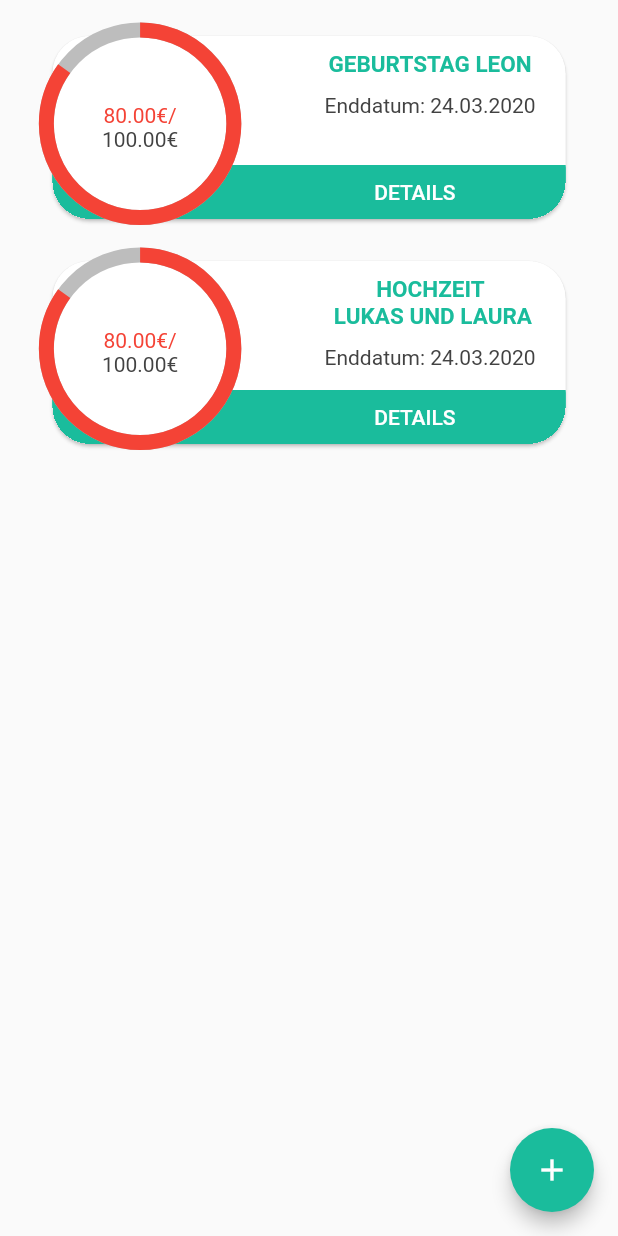
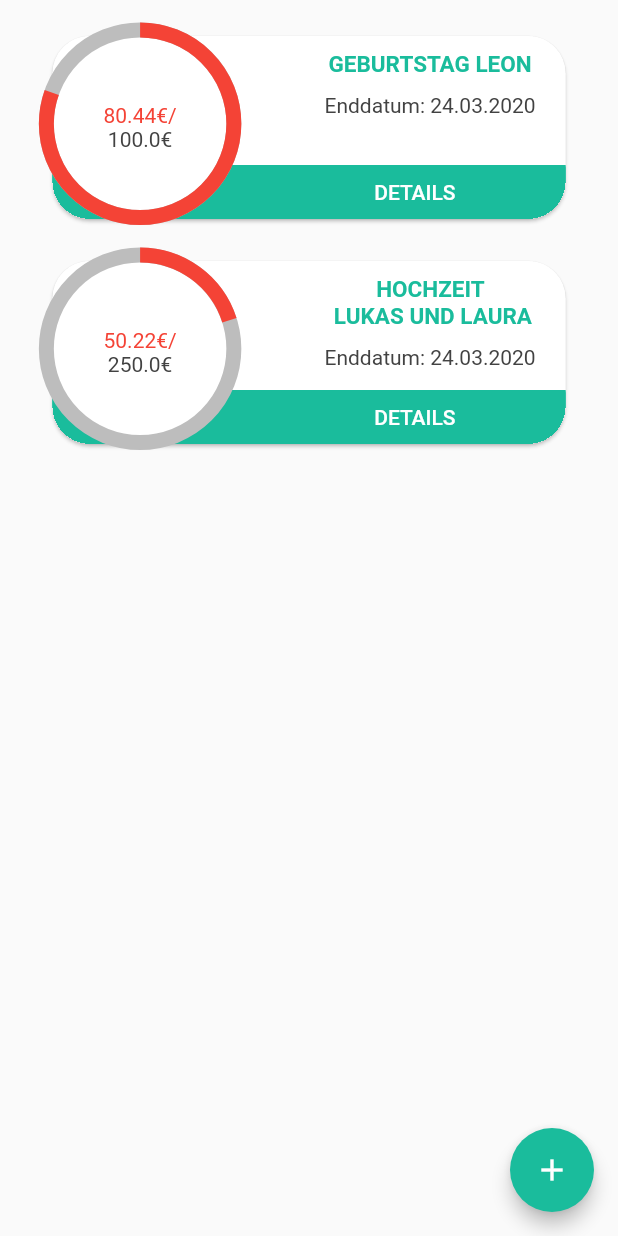
Before and after one commit to JanSchlte/gomobie_, a Flutter app: the CollectionGroups screen opened by its route, on a phone screen of 412 x 824 dp. Run offline on Flutter 3.47's test engine with Material 2 defaults, Android fonts, the phone set to English and light mode, and no system bars; our stand-ins replace cloud_firestore, firebase_auth; accounts and stored records are empty; generated files the repository leaves out were written again; Roboto replaces fonts that are missing (Metropolis).

Commit message:
Habe noch die GruppenKarten etwas individualisiert

```diff
--- a/lib/pages/home/groups.dart
+++ b/lib/pages/home/groups.dart
@@ -18,8 +18,14 @@ class CollectionGroups extends StatelessWidget {
       body: Center(
         child: Column(
           children: <Widget>[
-            GroupCard('GEBURTSTAG LEON'),
-            GroupCard('HOCHZEIT \n LUKAS UND LAURA'),
+            GroupCard(
+                title: 'GEBURTSTAG LEON',
+                money_available: 80.44,
+                money_needed: 100.00),
+            GroupCard(
+                title: 'HOCHZEIT \n LUKAS UND LAURA',
+                money_available: 50.22,
+                money_needed: 250.00),
           ],
         ),
       ),
--- a/lib/widgets/home/groups/collection_groups.dart
+++ b/lib/widgets/home/groups/collection_groups.dart
@@ -2,9 +2,10 @@ import 'package:flutter/material.dart';
 
 class GroupCard extends StatelessWidget {
   final String title;
+  final double money_available;
+  final double money_needed;
 
-  GroupCard(this.title);
-
+  GroupCard({this.title, this.money_available, this.money_needed});
   Color _mainColor = Color(0xFF1ABC9C);
 
   @override
@@ -58,7 +59,6 @@ class GroupCard extends StatelessWidget {
                 ),
                 Expanded(child: Container()),
                 Container(
-                  //TODO: @Dominik Wie spalte ich den Container farblich in 2 Teile auf, so dass ich den FlatButton nicht separat machen muss?
                   width: double.infinity,
                   color: _mainColor,
                   child: FlatButton(
@@ -90,7 +90,7 @@ class GroupCard extends StatelessWidget {
                     decoration: BoxDecoration(
                         color: Colors.white, shape: BoxShape.circle),
                     child: CircularProgressIndicator(
-                      value: 0.85,
+                      value: money_available / money_needed,
                       strokeWidth: 10,
                       valueColor: AlwaysStoppedAnimation<Color>(Colors.red),
                       backgroundColor: Colors.grey.shade400,
@@ -103,13 +103,13 @@ class GroupCard extends StatelessWidget {
                     mainAxisSize: MainAxisSize.min,
                     children: [
                       Text(
-                        '80.00€/',
+                        '$money_available€/',
                         style: TextStyle(
                           color: Colors.red,
                         ),
                       ),
                       Text(
-                        '100.00€',
+                        '$money_needed€',
                         style: TextStyle(
                           color: Colors.grey.shade800,
                         ),
```
